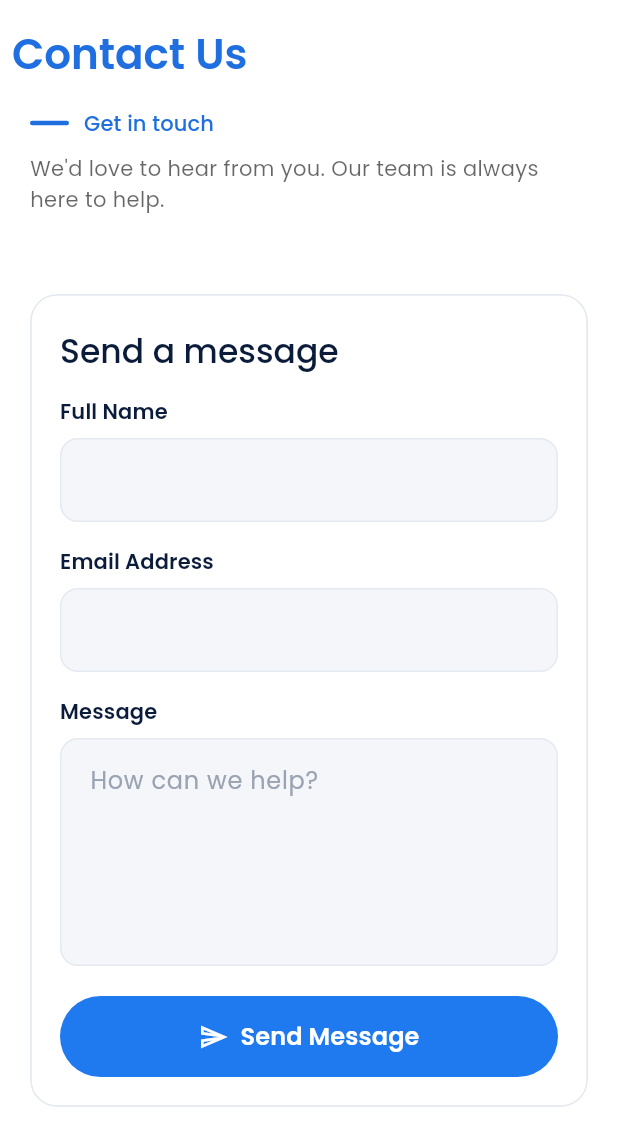
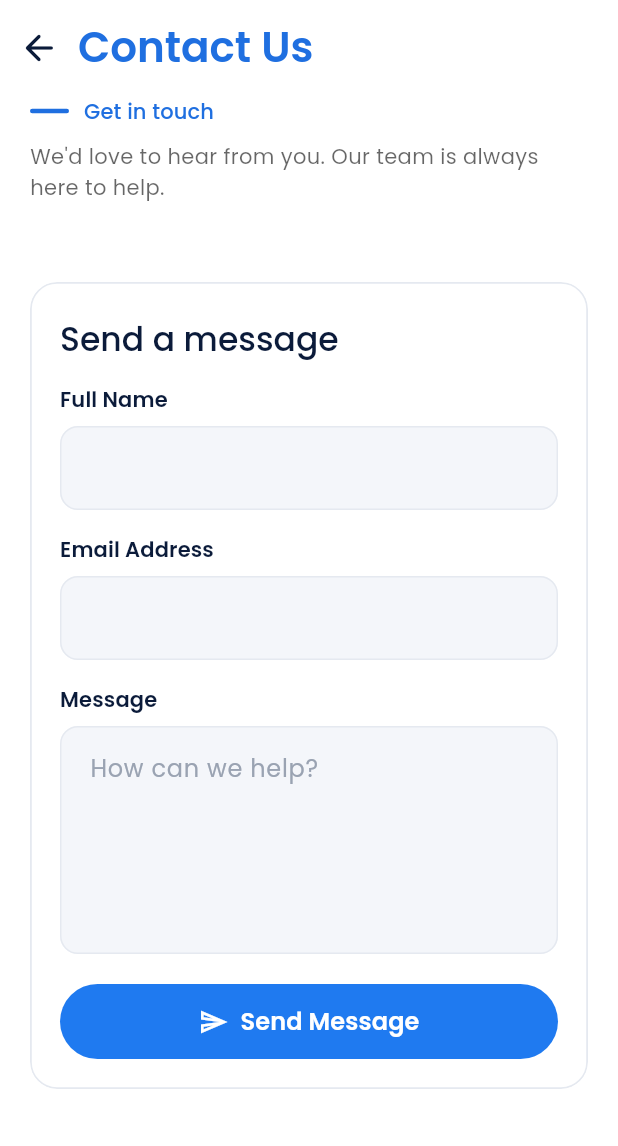
Before and after one commit to Mahmoud2017/ECG, a Flutter app: the ContactUsPage screen opened by its route, on a phone screen of 412 x 824 dp. Shown: the top 1146 px of the screen. Run offline on Flutter 3.47's test engine with Material 3 defaults, Android fonts, the phone set to English and light mode, and no system bars; our stand-ins replace cupertino_ui, equatable, file_picker, flutter_bloc, font_awesome_flutter, get_it and 8 more; accounts and stored records are empty; statements that could not run were skipped.

Commit message:
verion 0.0.2

```diff
--- a/lib/core/widgets/app_button.dart
+++ b/lib/core/widgets/app_button.dart
@@ -36,7 +36,8 @@ class AppButton extends StatelessWidget {
           );
 
     const shape = StadiumBorder();
-    const size = Size.fromHeight(54);
+    const size = Size.fromHeight(50);
+    const padding = EdgeInsets.symmetric(horizontal: 24, vertical: 12);
     final textStyle = Theme.of(context).textTheme.titleSmall?.copyWith(fontWeight: FontWeight.w600, fontSize: 16);
 
     if (outlined) {
@@ -44,6 +45,7 @@ class AppButton extends StatelessWidget {
         style: OutlinedButton.styleFrom(
           shape: shape,
           minimumSize: size,
+          padding: padding,
           foregroundColor: AppColors.brand,
           side: const BorderSide(color: AppColors.brand),
           textStyle: textStyle,
@@ -57,6 +59,7 @@ class AppButton extends StatelessWidget {
       style: FilledButton.styleFrom(
         shape: shape,
         minimumSize: size,
+        padding: padding,
         backgroundColor: AppColors.brand,
         foregroundColor: Colors.white,
         disabledBackgroundColor: AppColors.brand.withValues(alpha: loading ? 0.85 : 0.4),
--- a/lib/core/widgets/common.dart
+++ b/lib/core/widgets/common.dart
@@ -315,24 +315,40 @@ Color pageTitleColor(BuildContext context) =>
 
 /// White app bar: dark back arrow and a large blue title aligned to the start.
 class TitleAppBar extends StatelessWidget implements PreferredSizeWidget {
-  const TitleAppBar({super.key, required this.title});
+  const TitleAppBar({super.key, required this.title, this.onBack});
 
   final String title;
 
+  /// Back action; defaults to popping the route. Tab roots pass "go home".
+  final VoidCallback? onBack;
+
   @override
-  Size get preferredSize => const Size.fromHeight(72);
+  Size get preferredSize => const Size.fromHeight(64);
 
   @override
   Widget build(BuildContext context) {
     final surface = Theme.of(context).colorScheme.surface;
+    final dark = Theme.of(context).brightness == Brightness.dark;
     return AppBar(
-      toolbarHeight: 72,
+      toolbarHeight: 64,
       backgroundColor: surface,
+      automaticallyImplyLeading: false,
       centerTitle: false,
-      titleSpacing: 8,
+      leadingWidth: 52,
+      titleSpacing: 0,
+      leading: IconButton(
+        tooltip: MaterialLocalizations.of(context).backButtonTooltip,
+        icon: Icon(Directionality.of(context) == TextDirection.rtl ? Icons.arrow_forward_rounded : Icons.arrow_back_rounded, size: 28),
+        color: dark ? Colors.white : AppColors.navy,
+        onPressed: onBack ?? () => Navigator.maybePop(context),
+      ),
       title: Text(
         title,
-        style: Theme.of(context).textTheme.headlineMedium?.copyWith(color: pageTitleColor(context), fontWeight: FontWeight.w600),
+        style: Theme.of(context).textTheme.headlineSmall?.copyWith(
+              color: pageTitleColor(context),
+              fontWeight: FontWeight.w600,
+              fontSize: 28,
+            ),
       ),
     );
   }
--- a/lib/features/analysis/presentation/analysis_page.dart
+++ b/lib/features/analysis/presentation/analysis_page.dart
@@ -124,7 +124,8 @@ class _AnalysisViewState extends State<_AnalysisView> {
       builder: (context, state) {
         final running = state.status == AnalysisStatus.running;
         return Scaffold(
-          appBar: AppBar(title: Text(context.tr('upload_title'))),
+          backgroundColor: Theme.of(context).colorScheme.surface,
+          appBar: TitleAppBar(title: context.tr('nav_analysis'), onBack: () => context.go(Routes.home)),
           body: AbsorbPointer(
             absorbing: running,
             child: Form(
--- a/lib/features/history/presentation/history_page.dart
+++ b/lib/features/history/presentation/history_page.dart
@@ -1,8 +1,10 @@
 import 'package:material_ui/material_ui.dart';
 import 'package:flutter_bloc/flutter_bloc.dart';
+import 'package:go_router/go_router.dart';
 
 import '../../../core/di/injector.dart';
 import '../../../core/l10n/app_localizations.dart';
+import '../../../core/router/app_router.dart';
 import '../../../core/state/load_cubit.dart';
 import '../../../core/widgets/common.dart';
 import '../../../core/widgets/shimmer.dart';
@@ -29,7 +31,8 @@ class _HistoryPageState extends State<HistoryPage> {
   @override
   Widget build(BuildContext context) {
     return Scaffold(
-      appBar: AppBar(title: Text(context.tr('nav_history'))),
+      backgroundColor: Theme.of(context).colorScheme.surface,
+      appBar: TitleAppBar(title: context.tr('nav_history'), onBack: () => context.go(Routes.home)),
       body: BlocBuilder<PatientsCubit, LoadState<List<Patient>>>(
         bloc: _cubit,
         builder: (context, state) {
--- a/lib/features/settings/presentation/settings_page.dart
+++ b/lib/features/settings/presentation/settings_page.dart
@@ -44,6 +44,7 @@ class _SettingsPageState extends State<SettingsPage> {
     final value = await showModalBottomSheet<String>(
       context: context,
       isScrollControlled: true,
+      useRootNavigator: true,
       showDragHandle: true,
       builder: (ctx) => Padding(
         padding: EdgeInsets.fromLTRB(16, 0, 16, MediaQuery.of(ctx).viewInsets.bottom + 16),
@@ -83,7 +84,7 @@ class _SettingsPageState extends State<SettingsPage> {
     final surface = Theme.of(context).colorScheme.surface;
     return Scaffold(
       backgroundColor: surface,
-      appBar: AppBar(backgroundColor: surface, title: Text(context.tr('nav_settings'))),
+      appBar: TitleAppBar(title: context.tr('nav_settings'), onBack: () => context.go(Routes.home)),
       body: BlocBuilder<ProfileCubit, LoadState<Profile>>(
         builder: (context, state) {
           final p = state.data;
--- a/lib/features/settings/presentation/widgets/logout_dialog.dart
+++ b/lib/features/settings/presentation/widgets/logout_dialog.dart
@@ -10,5 +10,4 @@ Future<bool> showLogoutDialog(BuildContext context) => showAppDialog(
       icon: Icons.logout_rounded,
       confirmLabel: context.tr('log_out'),
       cancelLabel: context.tr('cancel'),
-      destructive: true,
     );
```
Also changed, not shown: lib/core/widgets/app_dialog.dart (+27 -15 lines), lib/features/contact/presentation/widgets/follow_us.dart (+4 -4 lines), lib/features/settings/presentation/help_page.dart (+12 -2 lines), lib/features/settings/presentation/widgets/language_sheet.dart (+35 -13 lines), 4 other files.
